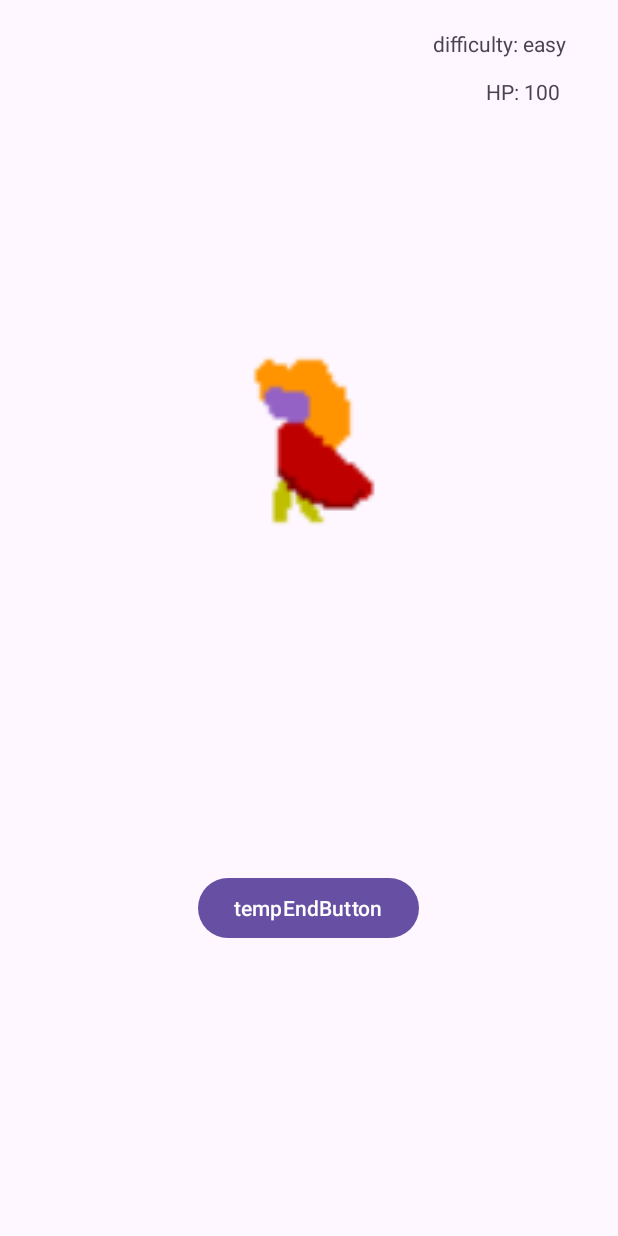
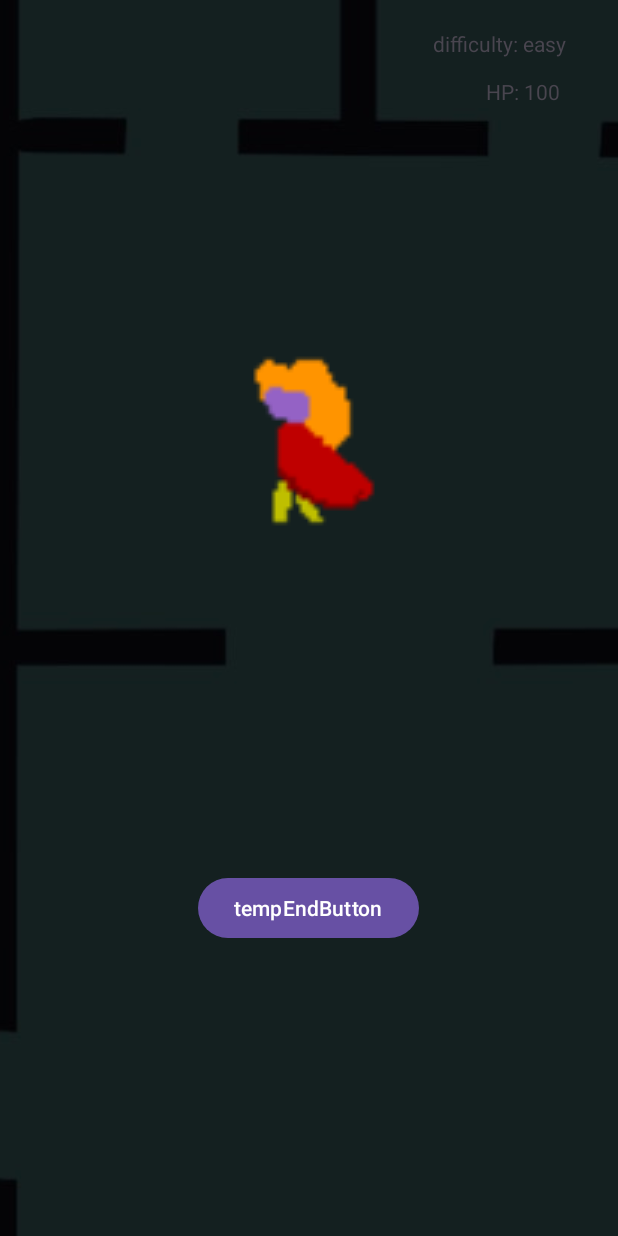
Before and after one commit to Team-44-Repo/CS2340A_Team44, an Android app: the gameActivity screen opened directly, with no data from a screen before it, on a phone screen of 412 x 824 dp. Run offline under Robolectric (Android 15) with nearby library versions, the phone set to English and light mode, and no system bars.

Commit message:
FINALLY figured out basic tilemap implementation

```diff
--- a/CS2340A/app/src/main/res/layout/activity_game.xml
+++ b/CS2340A/app/src/main/res/layout/activity_game.xml
@@ -5,6 +5,12 @@
     android:layout_width="match_parent"
     android:layout_height="match_parent"
     tools:context=".View.gameActivity">
+
+    <ImageView
+        android:layout_width="match_parent"
+        android:layout_height="match_parent"
+        android:src="@drawable/haunted1"
+        android:scaleType="center"/>
 
     <Button
         android:id="@+id/tempEndButton_id"
```
Also changed, not shown: CS2340A/app/src/main/res/drawable/haunted1.png (added).
